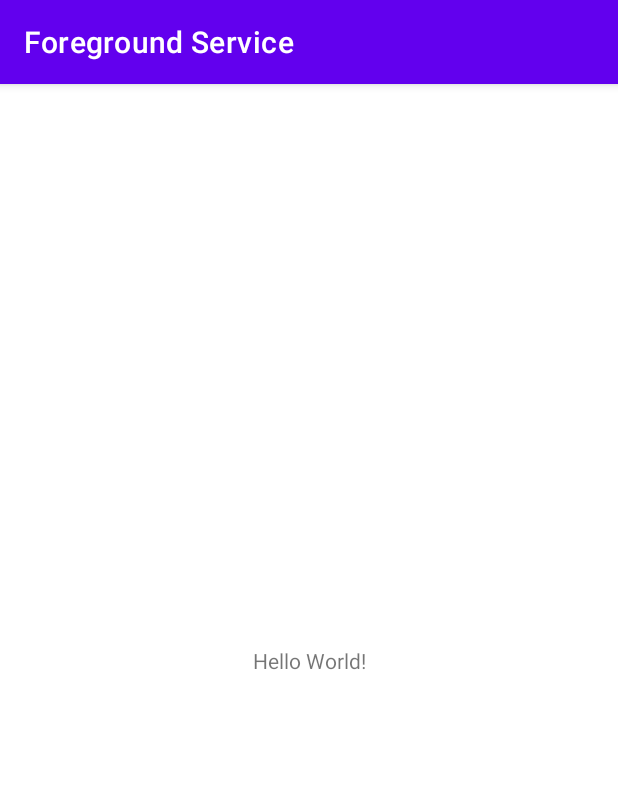
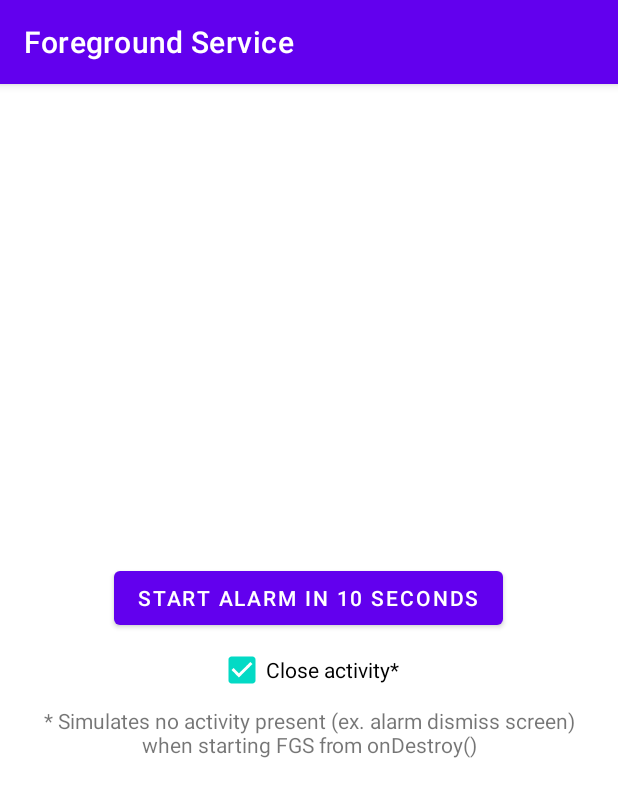
Before and after one commit to sentryapps/foreground-service, an Android app: the screen it shows after launch (MainActivity), on a phone screen of 412 x 824 dp. Shown: the top 797 px of the screen. Run offline under Robolectric (Android 15) with nearby library versions, the phone set to English and light mode, and no system bars.

Commit message:
Add Android 12 foreground service issues

```diff
--- a/app/src/main/res/layout/activity_main.xml
+++ b/app/src/main/res/layout/activity_main.xml
@@ -6,13 +6,37 @@
     android:layout_height="match_parent"
     tools:context=".MainActivity">
 
-    <TextView
+    <LinearLayout
         android:layout_width="wrap_content"
         android:layout_height="wrap_content"
-        android:text="Hello World!"
         app:layout_constraintBottom_toBottomOf="parent"
         app:layout_constraintLeft_toLeftOf="parent"
         app:layout_constraintRight_toRightOf="parent"
-        app:layout_constraintTop_toTopOf="parent" />
+        app:layout_constraintTop_toTopOf="parent"
+        android:gravity="center"
+        android:orientation="vertical">
+
+        <Button
+            android:id="@+id/buttonStartAlarm"
+            android:layout_width="wrap_content"
+            android:layout_height="wrap_content"
+            android:text="Start Alarm in 10 seconds" />
+
+        <CheckBox
+            android:id="@+id/checkBoxCloseActivity"
+            android:layout_width="wrap_content"
+            android:layout_height="wrap_content"
+            android:text="Close activity*"
+            android:checked="true" />
+
+        <TextView
+            android:layout_width="wrap_content"
+            android:layout_height="wrap_content"
+            android:gravity="center"
+            android:layout_marginStart="24dp"
+            android:layout_marginEnd="24dp"
+            android:text="* Simulates no activity present (ex. alarm dismiss screen) when starting FGS from onDestroy()" />
+
+    </LinearLayout>
 
 </androidx.constraintlayout.widget.ConstraintLayout>
```
Also changed, not shown: app/build.gradle (+5 -5 lines), app/src/main/AndroidManifest.xml (+20 -3 lines), app/src/main/java/com/example/foregroundservice/AlarmReceiver.kt (added, +15 -0 lines), app/src/main/java/com/example/foregroundservice/AlarmService.kt (added, +97 -0 lines), app/src/main/java/com/example/foregroundservice/MainActivity.kt (+39 -0 lines), app/src/main/java/com/example/foregroundservice/NotificationService.kt (added, +64 -0 lines), app/src/main/res/drawable-anydpi/ic_alarm.xml (added, +15 -0 lines), app/src/main/res/drawable-hdpi/ic_alarm.png (added), app/src/main/res/drawable-mdpi/ic_alarm.png (added), app/src/main/res/drawable-xhdpi/ic_alarm.png (added), app/src/main/res/drawable-xxhdpi/ic_alarm.png (added).
